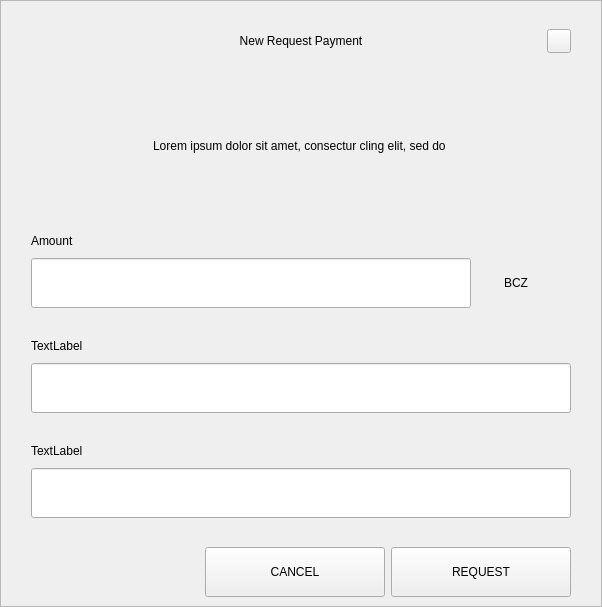
Above: src/qt/bcz/forms/requestdialog.ui from SpecialCoins/bitcoincz before the change. Below: the same form after it.
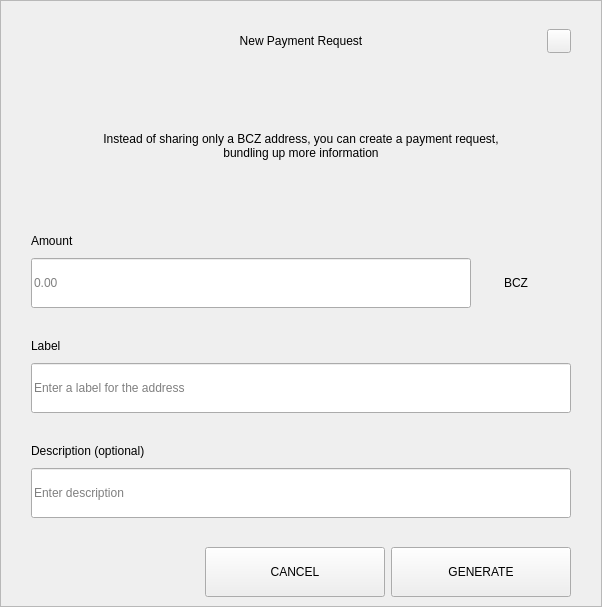
That is the form after the change.

Patch:
```diff
--- a/src/qt/bcz/forms/requestdialog.ui
+++ b/src/qt/bcz/forms/requestdialog.ui
@@ -92,7 +92,7 @@
            <string notr="true">padding-left:24px;</string>
           </property>
           <property name="text">
-           <string>New Request Payment</string>
+           <string>New Payment Request</string>
           </property>
           <property name="alignment">
            <set>Qt::AlignCenter</set>
@@ -210,7 +210,7 @@
              </size>
             </property>
             <property name="text">
-             <string>Lorem ipsum dolor sit amet, consectur cling elit, sed do </string>
+             <string>Instead of sharing only a BCZ address, you can create a payment request, bundling up more information</string>
             </property>
             <property name="alignment">
              <set>Qt::AlignCenter</set>
@@ -289,6 +289,9 @@
                     <height>50</height>
                    </size>
                   </property>
+                  <property name="placeholderText">
+                   <string notr="true">0.00</string>
+                  </property>
                  </widget>
                 </item>
                 <item>
@@ -376,7 +379,7 @@
                </size>
               </property>
               <property name="text">
-               <string>TextLabel</string>
+               <string>Label</string>
               </property>
              </widget>
             </item>
@@ -394,6 +397,9 @@
                 <height>50</height>
                </size>
               </property>
+              <property name="placeholderText">
+               <string>Enter a label for the address</string>
+              </property>
              </widget>
             </item>
            </layout>
@@ -434,7 +440,7 @@
                </size>
               </property>
               <property name="text">
-               <string>TextLabel</string>
+               <string>Description (optional)</string>
               </property>
              </widget>
             </item>
@@ -452,6 +458,9 @@
                 <height>50</height>
                </size>
               </property>
+              <property name="placeholderText">
+               <string>Enter description</string>
+              </property>
              </widget>
             </item>
             <item>
@@ -672,7 +681,7 @@
             <enum>Qt::NoFocus</enum>
            </property>
            <property name="text">
-            <string>REQUEST</string>
+            <string>GENERATE</string>
            </property>
           </widget>
          </item>
```
